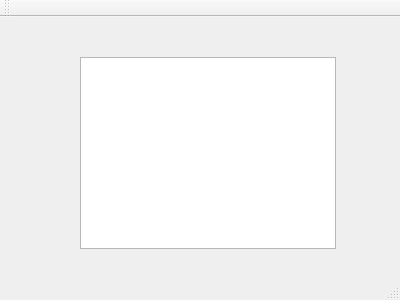
akhtyamovpavel/Balda, file mainwindow.ui: the form before one commit.
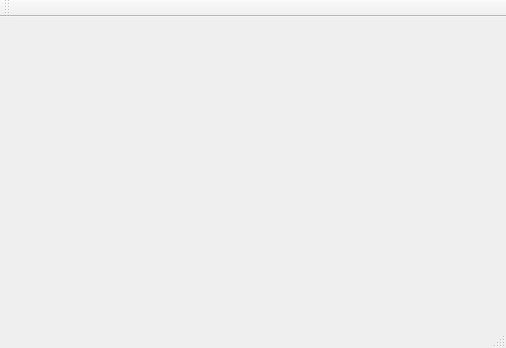
The form after the commit.

Diff of the .ui file:
```diff
--- a/mainwindow.ui
+++ b/mainwindow.ui
@@ -6,21 +6,21 @@
    <rect>
     <x>0</x>
     <y>0</y>
-    <width>400</width>
-    <height>300</height>
+    <width>506</width>
+    <height>348</height>
    </rect>
   </property>
   <property name="windowTitle">
    <string>MainWindow</string>
   </property>
   <widget class="QWidget" name="centralWidget">
-   <widget class="QTableView" name="tableView">
+   <widget class="QWidget" name="gb">
     <property name="geometry">
      <rect>
       <x>80</x>
       <y>40</y>
-      <width>256</width>
-      <height>192</height>
+      <width>341</width>
+      <height>221</height>
      </rect>
     </property>
    </widget>
```
Left out of the diff: 4 changed lines with no effect on the pictures.
